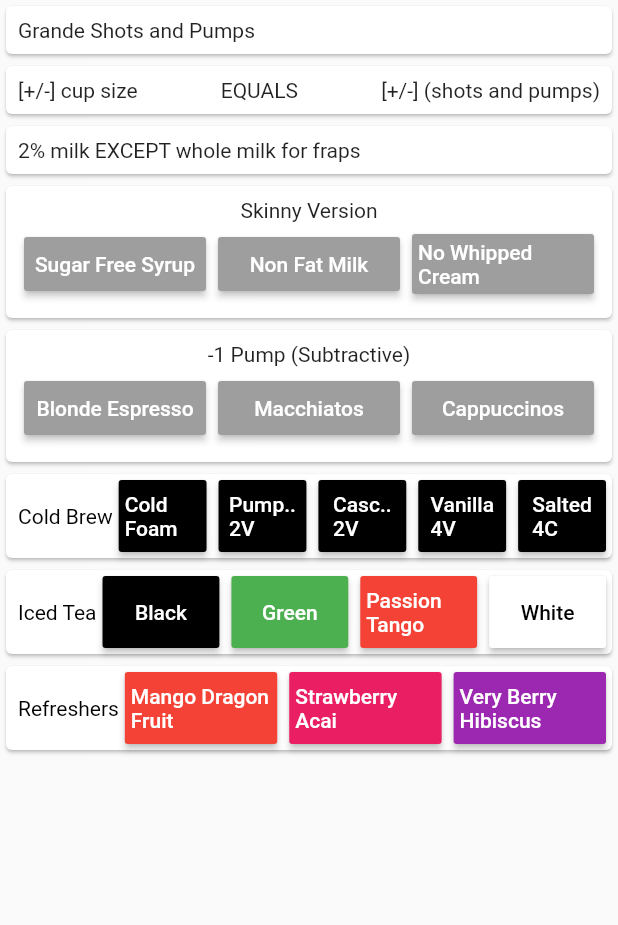
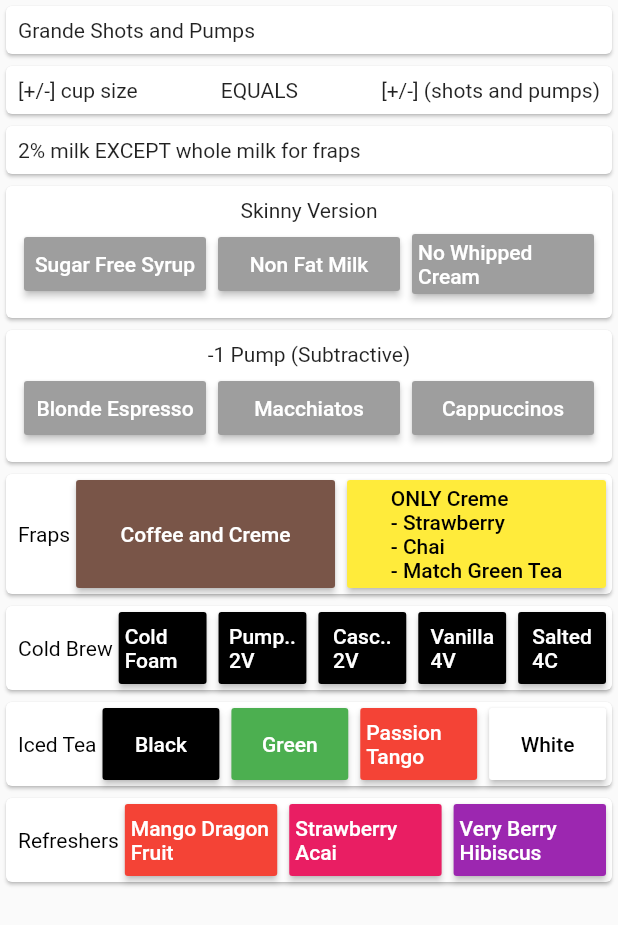
Before and after one commit to b-cancel/starbucks_drinks, a Flutter app: the screen it shows after launch, on a phone screen of 412 x 824 dp. Shown: the top 925 px of the screen. Run offline on Flutter 3.47's test engine with Material 2 defaults, Android fonts, the phone set to English and light mode, and no system bars.

Commit message:
only creme fraps complete... moving onto coffee and creme fraps

```diff
--- a/starbucks_drinks/lib/helper/basic.dart
+++ b/starbucks_drinks/lib/helper/basic.dart
@@ -91,7 +91,7 @@ class ActionButton extends StatelessWidget {
           child: Text(
             name,
             style: TextStyle(
-              color: (color == Colors.white) ? Colors.black : Colors.white,
+              color: (color == Colors.white || color == Colors.yellow) ? Colors.black : Colors.white,
             ),
           ),
         ),
--- a/starbucks_drinks/lib/main.dart
+++ b/starbucks_drinks/lib/main.dart
@@ -1,4 +1,5 @@
 import 'package:flutter/material.dart';
+import 'package:starbucks_drinks/frap.dart';
 import 'package:starbucks_drinks/helper/basic.dart';
 
 void main() => runApp(MyApp());
@@ -133,6 +134,7 @@ class _DrinkListState extends State<DrinkList> {
               ],
             )
           ),
+          FrapSection(),
           ColdBrewSection(),
           IcedTeaSection(),
           RefresherSection(),
@@ -172,6 +174,52 @@ class SpacedCard extends StatelessWidget {
         padding: EdgeInsets.all(8),
         child: child,
       ),
+    );
+  }
+}
+
+class FrapSection extends StatelessWidget {
+  const FrapSection({
+    Key key,
+  }) : super(key: key);
+
+  @override
+  Widget build(BuildContext context) {
+    return new BasicSection(
+      name: "Fraps",
+      onTap: makeSnackBar(
+        context,
+        "Any othery syrup 2 pumps\n"
+        + "Whip EXCEPT coffee and expresso frap\n"
+        + '(Roast) > whole milk to 1st > syrups > ice > (coffee / creme)',
+      ),
+      items: [
+        "Coffee and Creme",
+        //only creme multilined
+        "ONLY Creme\n"
+        + "- Strawberry\n"
+        + "- Chai\n"
+        + "- Match Green Tea",
+      ],
+      colors: [Colors.brown, Colors.yellow],
+      onTaps: [
+        (){
+          Navigator.push(
+            context,
+            MaterialPageRoute(
+              builder: (context) => CoffeeAndCreme(),
+            ),
+          );
+        },
+        (){
+          Navigator.push(
+            context,
+            MaterialPageRoute(
+              builder: (context) => OnlyCreme(),
+            ),
+          );
+        },
+      ],
     );
   }
 }
```
Also changed, not shown: starbucks_drinks/lib/frap.dart (added, +161 -0 lines).
